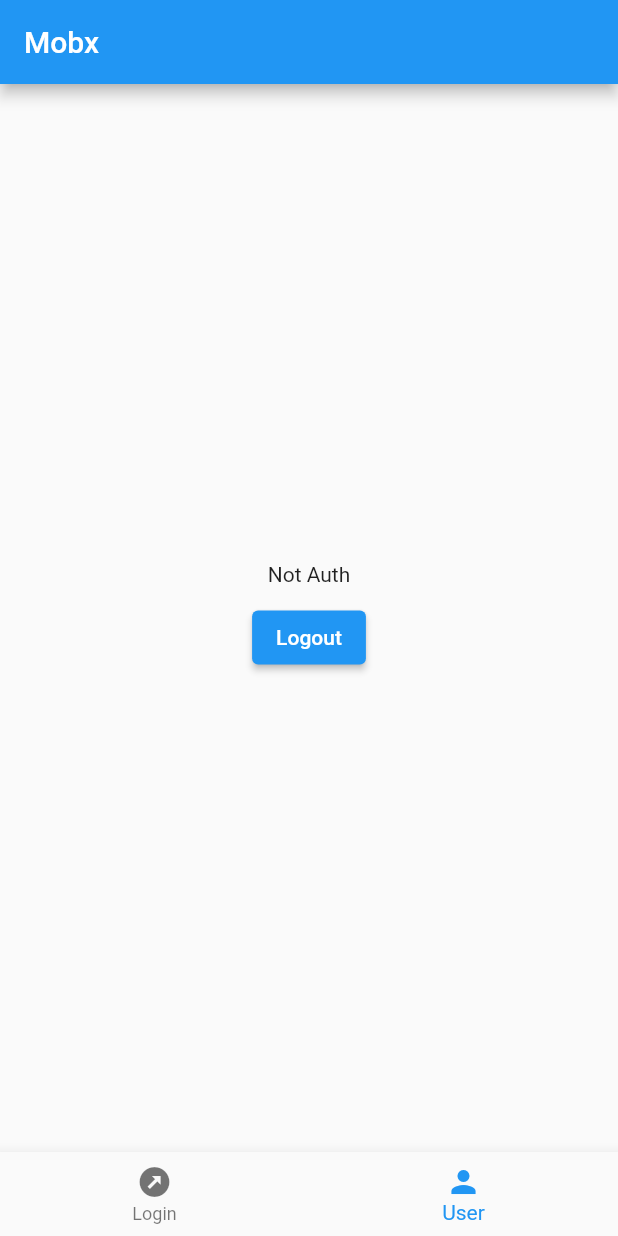
After one commit to ekinsdrow/state_managers_review, a Flutter app: the MobxScreen screen opened directly, item 2 of the bottom bar chosen, after a tap on "Logout", on a phone screen of 412 x 824 dp. The commit adds this screen. Run offline on Flutter 3.47's test engine with Material 2 defaults, Android fonts, the phone set to English and light mode, and no system bars; our stand-ins replace bloc, dio, flutter_bloc, flutter_redux, freezed_annotation, redux; missing offline and left inert: elementary.

Commit message:
Create ui

```diff
--- a/lib/main.dart
+++ b/lib/main.dart
@@ -3,6 +3,7 @@ import 'package:flutter/material.dart';
 import 'package:provider/provider.dart';
 import 'package:state_managers_review/bloc/widgets/cities_screen.dart';
 import 'package:state_managers_review/elementary/widgets/elementary_screen.dart';
+import 'package:state_managers_review/mobx/widgets/mobx_screen.dart';
 import 'package:state_managers_review/redux/widgets/redux_screen.dart';
 
 void main() {
@@ -37,6 +38,10 @@ class App extends StatelessWidget {
                 text: 'Elementary',
                 widget: ElementaryScreen(),
               ),
+              _Item(
+                text: 'Mobx',
+                widget: MobxScreen(),
+              ),
             ],
           ),
         ),
--- /dev/null
+++ b/lib/mobx/widgets/login_screen.dart
@@ -0,0 +1,36 @@
+import 'package:flutter/material.dart';
+
+class LoginScreen extends StatelessWidget {
+  const LoginScreen({Key? key}) : super(key: key);
+
+  @override
+  Widget build(BuildContext context) {
+    return Container(
+      padding: const EdgeInsets.all(20),
+      child: Column(
+        children: [
+          const TextField(
+            decoration: InputDecoration(
+              hintText: 'Name',
+            ),
+          ),
+          const TextField(
+            decoration: InputDecoration(
+              hintText: 'Pass',
+            ),
+          ),
+          const SizedBox(
+            height: 10,
+          ),
+          SizedBox(
+            width: double.infinity,
+            child: ElevatedButton(
+              onPressed: () {},
+              child: const Text('Login'),
+            ),
+          ),
+        ],
+      ),
+    );
+  }
+}
--- /dev/null
+++ b/lib/mobx/widgets/mobx_screen.dart
@@ -0,0 +1,46 @@
+import 'package:flutter/material.dart';
+import 'package:state_managers_review/mobx/widgets/login_screen.dart';
+import 'package:state_managers_review/mobx/widgets/user_screen.dart';
+
+class MobxScreen extends StatefulWidget {
+  const MobxScreen({Key? key}) : super(key: key);
+
+  @override
+  State<MobxScreen> createState() => _MobxScreenState();
+}
+
+class _MobxScreenState extends State<MobxScreen> {
+  int index = 0;
+
+  @override
+  Widget build(BuildContext context) {
+    return Scaffold(
+      appBar: AppBar(
+        title: const Text('Mobx'),
+      ),
+      body: index == 0 ? const LoginScreen() : const UserScreen(),
+      bottomNavigationBar: BottomNavigationBar(
+        currentIndex: index,
+        onTap: (i) {
+          setState(() {
+            index = i;
+          });
+        },
+        items: const [
+          BottomNavigationBarItem(
+            icon: Icon(
+              Icons.outbond,
+            ),
+            label: 'Login',
+          ),
+          BottomNavigationBarItem(
+            icon: Icon(
+              Icons.person,
+            ),
+            label: 'User',
+          ),
+        ],
+      ),
+    );
+  }
+}
--- /dev/null
+++ b/lib/mobx/widgets/user_screen.dart
@@ -0,0 +1,26 @@
+import 'package:flutter/material.dart';
+
+class UserScreen extends StatelessWidget {
+  const UserScreen({Key? key}) : super(key: key);
+
+  @override
+  Widget build(BuildContext context) {
+    return Center(
+      child: Column(
+        mainAxisAlignment: MainAxisAlignment.center,
+        children: [
+          const Text(
+            'Not Auth',
+          ),
+          const SizedBox(
+            height: 10,
+          ),
+          ElevatedButton(
+            onPressed: () {},
+            child: const Text('Logout'),
+          ),
+        ],
+      ),
+    );
+  }
+}
--- a/pubspec.yaml
+++ b/pubspec.yaml
@@ -27,6 +27,11 @@ dependencies:
 
   elementary: ^1.3.0
 
+  mobx: ^2.0.7
+  flutter_mobx: ^2.0.5
+
+
+
   #Utils
   freezed: ^0.15.0+1
   freezed_annotation: ^0.15.0
@@ -38,6 +43,7 @@ dev_dependencies:
   json_serializable: ^6.0.1
   retrofit_generator: ^2.2.0
   build_runner: ^2.1.5
+  mobx_codegen: ^2.0.6
   flutter_lints: ^1.0.0
 
 
```
Also changed, not shown: pubspec.lock.
